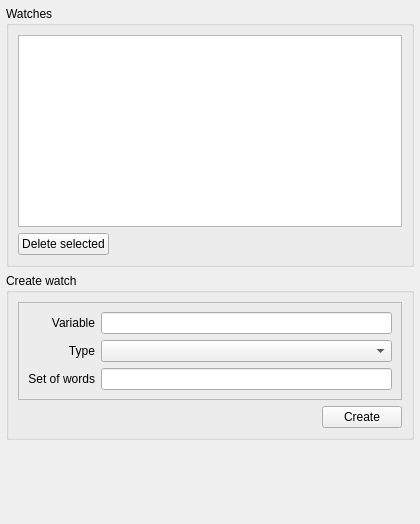
This is src/multiserialviewer/ui_files/watchWidget.ui in shaag7967/multiserialviewer as Qt 5 draws it before an edit. The edited form follows.
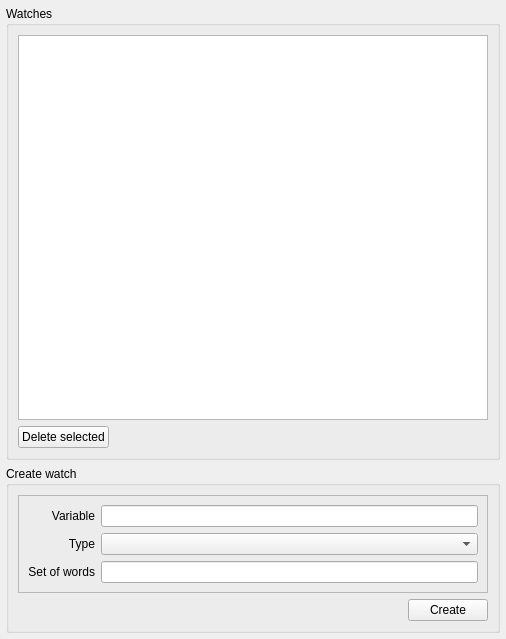
This is the edited form.

What changed in the file:
```diff
--- a/src/multiserialviewer/ui_files/watchWidget.ui
+++ b/src/multiserialviewer/ui_files/watchWidget.ui
@@ -6,12 +6,12 @@
    <rect>
     <x>0</x>
     <y>0</y>
-    <width>420</width>
-    <height>524</height>
+    <width>506</width>
+    <height>639</height>
    </rect>
   </property>
   <property name="sizePolicy">
-   <sizepolicy hsizetype="Expanding" vsizetype="MinimumExpanding">
+   <sizepolicy hsizetype="Expanding" vsizetype="Expanding">
     <horstretch>1</horstretch>
     <verstretch>0</verstretch>
    </sizepolicy>
@@ -19,7 +19,10 @@
   <property name="windowTitle">
    <string/>
   </property>
-  <layout class="QVBoxLayout" name="verticalLayout_3">
+  <layout class="QVBoxLayout" name="verticalLayout_3" stretch="1,0">
+   <property name="sizeConstraint">
+    <enum>QLayout::SizeConstraint::SetNoConstraint</enum>
+   </property>
    <property name="leftMargin">
     <number>6</number>
    </property>
@@ -46,6 +49,9 @@
           <verstretch>2</verstretch>
          </sizepolicy>
         </property>
+        <property name="sizeAdjustPolicy">
+         <enum>QAbstractScrollArea::SizeAdjustPolicy::AdjustIgnored</enum>
+        </property>
         <property name="editTriggers">
          <set>QAbstractItemView::EditTrigger::NoEditTriggers</set>
         </property>
@@ -202,19 +208,6 @@
      </layout>
     </widget>
    </item>
-   <item>
-    <spacer name="verticalSpacer">
-     <property name="orientation">
-      <enum>Qt::Orientation::Vertical</enum>
-     </property>
-     <property name="sizeHint" stdset="0">
-      <size>
-       <width>20</width>
-       <height>0</height>
-      </size>
-     </property>
-    </spacer>
-   </item>
   </layout>
  </widget>
  <resources/>
```
